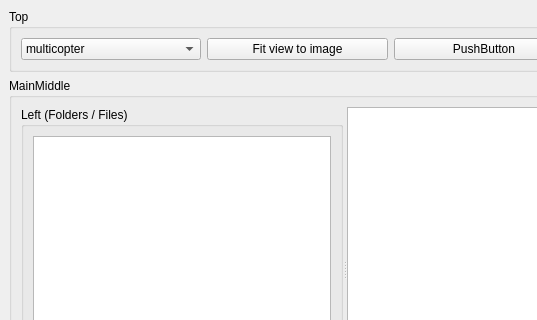
j-kallwies/yolo_annotator, file src/mainwindow.ui: the form before one commit; both pictures show x 0 to 537 and y 0 to 320 of the 781 by 554 pixel window.
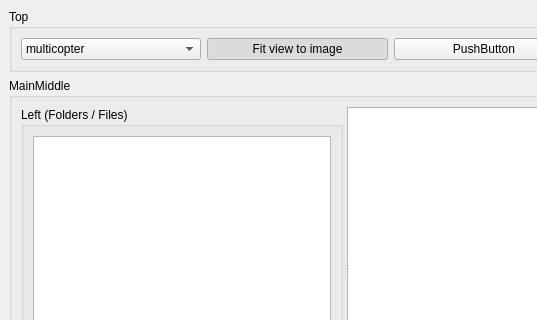
The form after the commit. Custom widgets are drawn as their Qt base class.

Commit message: Enable fitting images to the view by default

Diff of the .ui file:
```diff
--- a/src/mainwindow.ui
+++ b/src/mainwindow.ui
@@ -55,7 +55,7 @@
           <bool>true</bool>
          </property>
          <property name="checked">
-          <bool>false</bool>
+          <bool>true</bool>
          </property>
         </widget>
        </item>
```
The commit also changes 2 other files.
